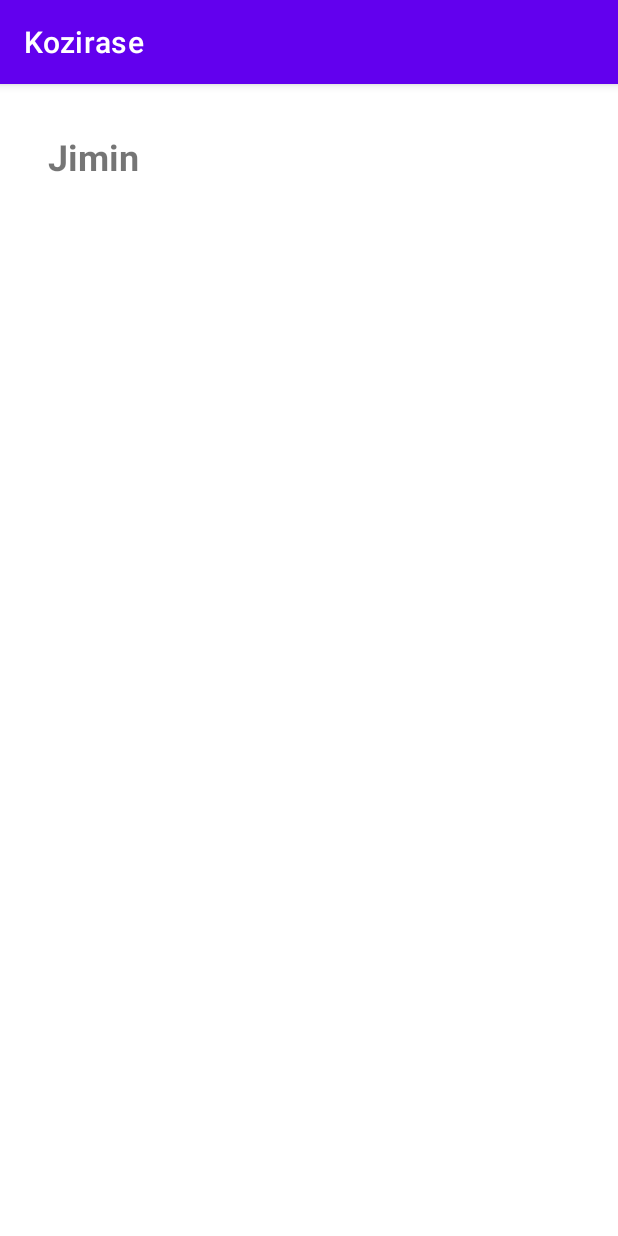
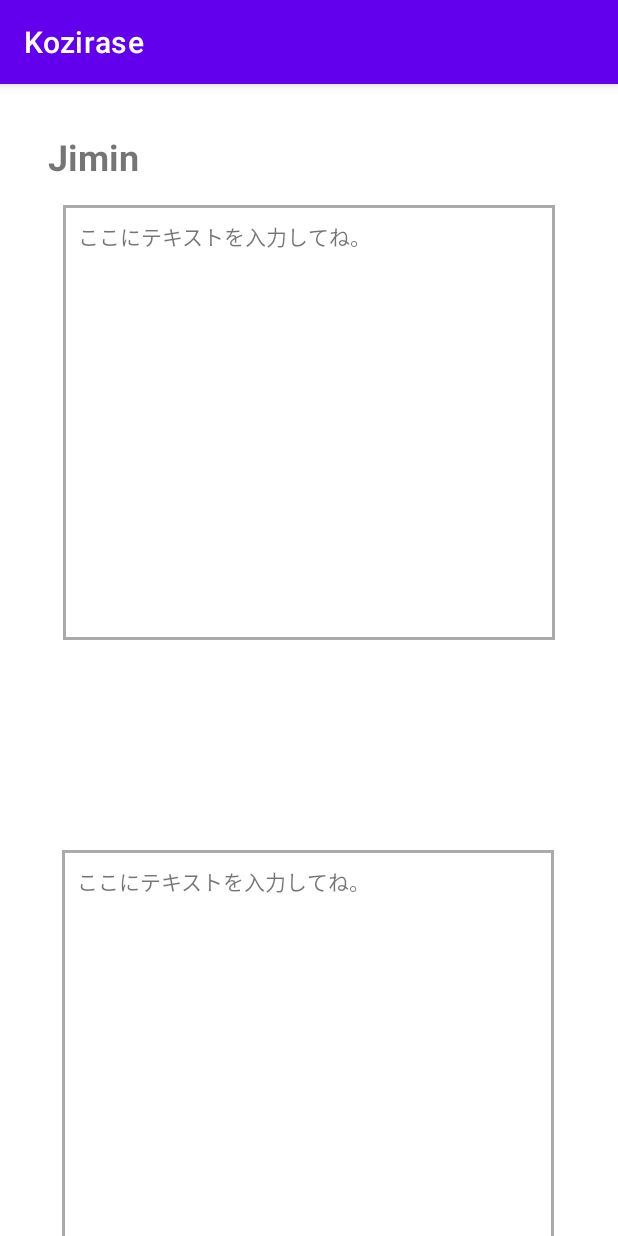
Before and after one commit to Bryanwangzb/Kozirase, an Android app: the TextInputActivity screen opened directly, with no data from a screen before it, on a phone screen of 412 x 824 dp. Run offline under Robolectric (Android 15) with nearby library versions, the phone set to English and light mode, and no system bars.

Commit message:
add TextView Object

```diff
--- /dev/null
+++ b/app/src/main/res/drawable/textview_border.xml
@@ -0,0 +1,10 @@
+<?xml version="1.0" encoding="utf-8"?>
+<shape xmlns:tools="http://schemas.android.com/tools" xmlns:android="http://schemas.android.com/apk/res/android"
+    android:shape="rectangle">
+    <stroke
+        android:color="@color/colorPrimary"
+        android:width="2dp" />
+
+
+
+</shape>
--- a/app/src/main/res/layout/activity_text_input.xml
+++ b/app/src/main/res/layout/activity_text_input.xml
@@ -38,7 +38,9 @@
         android:layout_marginTop="16dp"
         android:width="3dp"
         android:outlineProvider="background"
-        android:text="@string/putText_Person1"
+        android:text="ここにテキストを入力してね。"
+        android:background="@drawable/textview_border"
+        android:padding="10dp"
         app:layout_constraintEnd_toEndOf="parent"
         app:layout_constraintHorizontal_bias="0.5"
         app:layout_constraintStart_toStartOf="parent"
@@ -51,7 +53,9 @@
         android:layout_width="328dp"
         android:layout_height="290dp"
         android:layout_marginTop="16dp"
-        android:text="@string/putText_Person2"
+        android:text="ここにテキストを入力してね。"
+        android:background="@drawable/textview_border"
+        android:padding="10dp"
         app:layout_constraintEnd_toEndOf="parent"
         app:layout_constraintHorizontal_bias="0.493"
         app:layout_constraintStart_toStartOf="parent"
--- a/app/src/main/res/values/colors.xml
+++ b/app/src/main/res/values/colors.xml
@@ -7,4 +7,5 @@
     <color name="teal_700">#FF018786</color>
     <color name="black">#FF000000</color>
     <color name="white">#FFFFFFFF</color>
+    <color name="colorPrimary">#AAAAAA</color>
 </resources>
```
